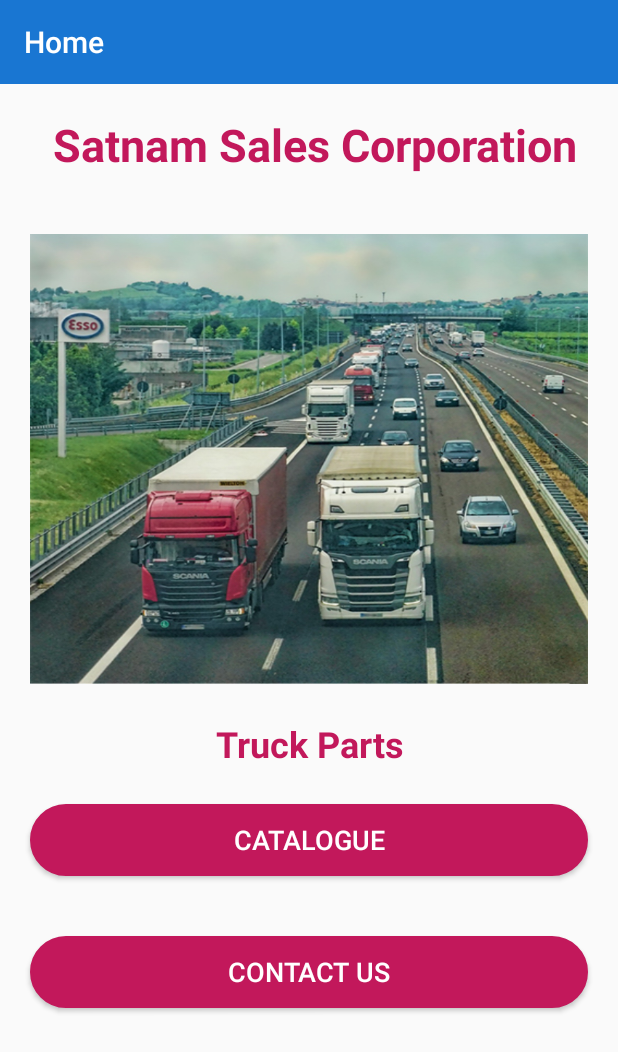
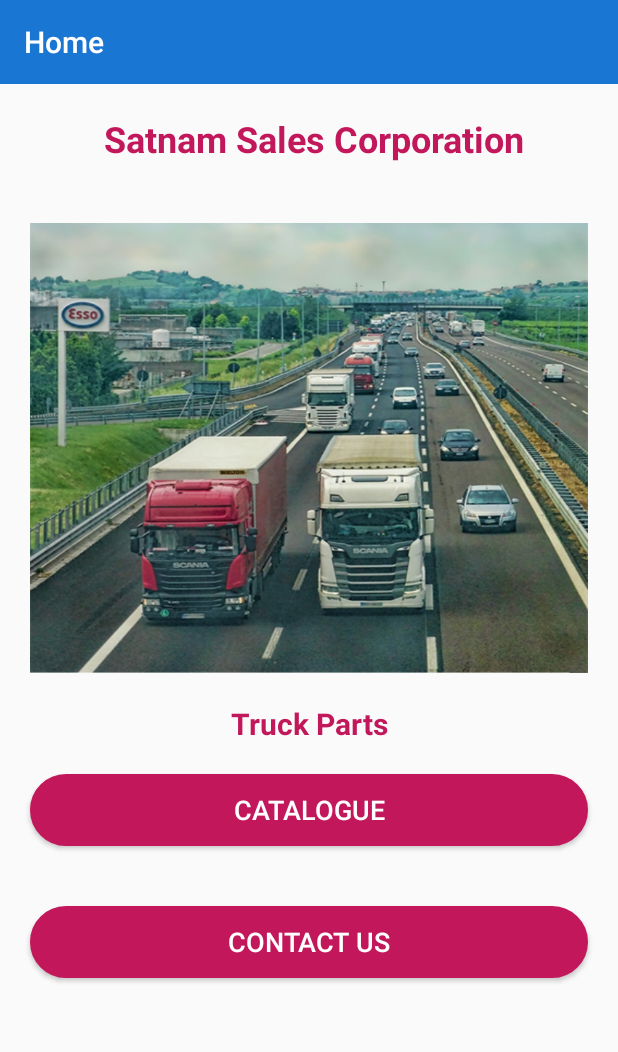
Before and after one commit to bhanupreet/SSCapp, an Android app: the screen it shows after launch (MainActivity), on a phone screen of 412 x 824 dp. Shown: the top 1052 px of the screen. Run offline under Robolectric (Android 15) with nearby library versions, the phone set to English and light mode, and no system bars.

Commit message:
minor cosmetic changes

```diff
--- a/app/src/main/java/com/ssc/sscapp/addPartnoDetailsActivity.java
+++ b/app/src/main/java/com/ssc/sscapp/addPartnoDetailsActivity.java
@@ -60,12 +60,10 @@ public class addPartnoDetailsActivity extends AppCompatActivity {
     //company deletion
     //company rename
     //company search
+    //front page    (truck photo , truck parts in main acrtivity)  (change name to ssc truck parts (satnam sales corporation ) in main activity")
+    //contact us page
     //part no search
 
-    //To do
-    //front page    (truck photo , truck parts in main acrtivity)  (change name to ssc truck parts (satnam sales corporation ) in main activity")
-    //contact us page
-    //price updation of all parts (maybe)
 
 
 
--- a/app/src/main/res/layout/activity_add_comp.xml
+++ b/app/src/main/res/layout/activity_add_comp.xml
@@ -37,6 +37,7 @@
         android:layout_marginRight="20dp"
         android:backgroundTint="@color/colorAccent"
         android:text="Add"
+        android:textSize="14dp"
         android:textColor="#ffffff" />
 
 
--- a/app/src/main/res/layout/activity_add_part_no.xml
+++ b/app/src/main/res/layout/activity_add_part_no.xml
@@ -37,6 +37,7 @@
         android:layout_marginRight="20dp"
         android:backgroundTint="@color/colorAccent"
         android:text="Add"
+        android:textSize="14dp"
         android:textColor="#ffffff" />
 
 
--- a/app/src/main/res/layout/activity_main.xml
+++ b/app/src/main/res/layout/activity_main.xml
@@ -17,9 +17,9 @@
         android:layout_width="match_parent"></include>
     <TextView
         android:layout_width="match_parent"
-        android:layout_height="40dp"
+        android:layout_height="wrap_content"
         android:text=" Satnam Sales Corporation"
-        android:textSize="30sp"
+        android:textSize="24dp"
         android:textStyle="bold"
         android:id="@+id/satnamsalestext"
         android:textColor="@color/colorAccent"
@@ -36,10 +36,10 @@
 
     <TextView
         android:layout_width="match_parent"
-        android:layout_height="40dp"
+        android:layout_height="wrap_content"
         android:text="Truck Parts"
         android:gravity="center"
-        android:textSize="24sp"
+        android:textSize="20dp"
         android:textStyle="bold"
         android:textColor="@color/colorAccent"
         />
@@ -49,7 +49,7 @@
         android:layout_height="wrap_content"
 
         android:layout_margin="20dp"
-        android:textSize="18sp"
+        android:textSize="18dp"
         android:layout_marginBottom="20dp"
         android:background="@drawable/rectanglebg"
         android:textColor="#ffffff"
@@ -62,7 +62,7 @@
         android:background="@drawable/rectanglebg"
         android:layout_alignParentBottom="true"
         android:layout_margin="20dp"
-        android:textSize="18sp"
+        android:textSize="18dp"
         android:id="@+id/aboutusbtn" />
 
 
--- a/app/src/main/res/layout/activity_rename_company.xml
+++ b/app/src/main/res/layout/activity_rename_company.xml
@@ -17,8 +17,7 @@
         android:layout_below="@+id/renameCompanyappbar"
         android:layout_marginTop="20dp"
         android:layout_marginLeft="20dp"
-        android:layout_marginRight="20dp"
-        android:hint="">
+        android:layout_marginRight="20dp">
 
         <com.google.android.material.textfield.TextInputEditText
             android:layout_width="match_parent"
@@ -36,5 +35,6 @@
         android:layout_marginRight="20dp"
         android:backgroundTint="@color/colorAccent"
         android:text="Rename"
+        android:textSize="14sp"
         android:textColor="#ffffff" />
 </RelativeLayout>
--- a/app/src/main/res/layout/single_name_layout.xml
+++ b/app/src/main/res/layout/single_name_layout.xml
@@ -10,7 +10,7 @@
         android:textColor="#212121"
         android:id="@+id/name"
         android:text="Sample Name"
-        android:textSize="24sp"
+        android:textSize="22dp"
         android:layout_marginLeft="11dp"
         android:layout_marginTop="5dp"
         android:layout_marginBottom="5dp"/>
```
Also changed, not shown: app/src/main/res/layout/activity_about_us.xml (+4 -4 lines), app/src/main/res/layout/activity_add_partno_details.xml (+9 -4 lines), app/src/main/res/layout/single_partnodetails.xml (+13 -13 lines).
